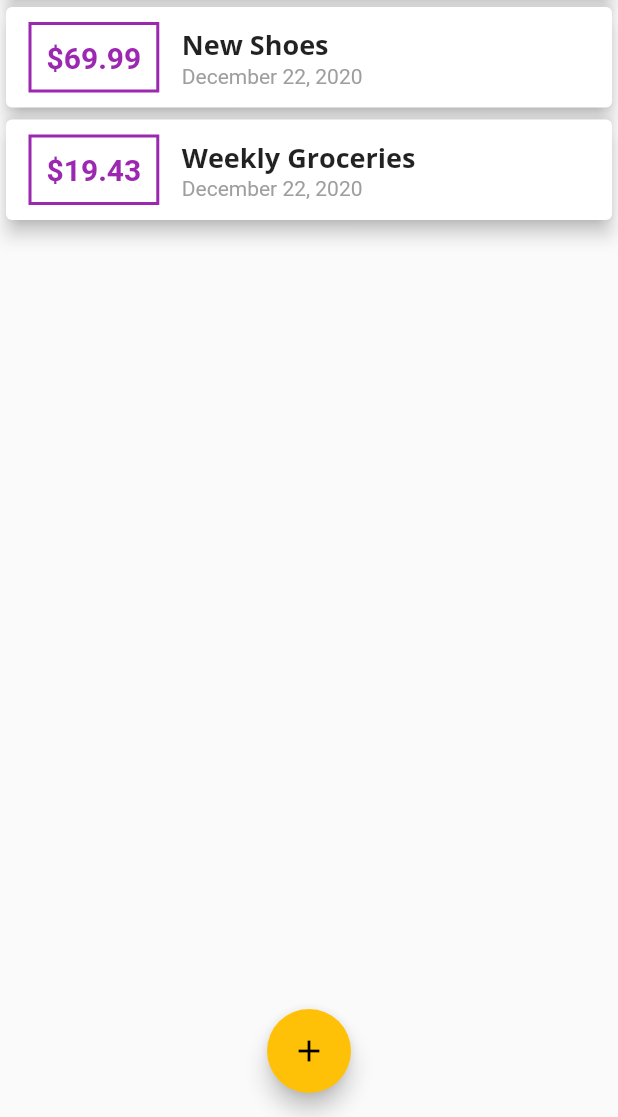
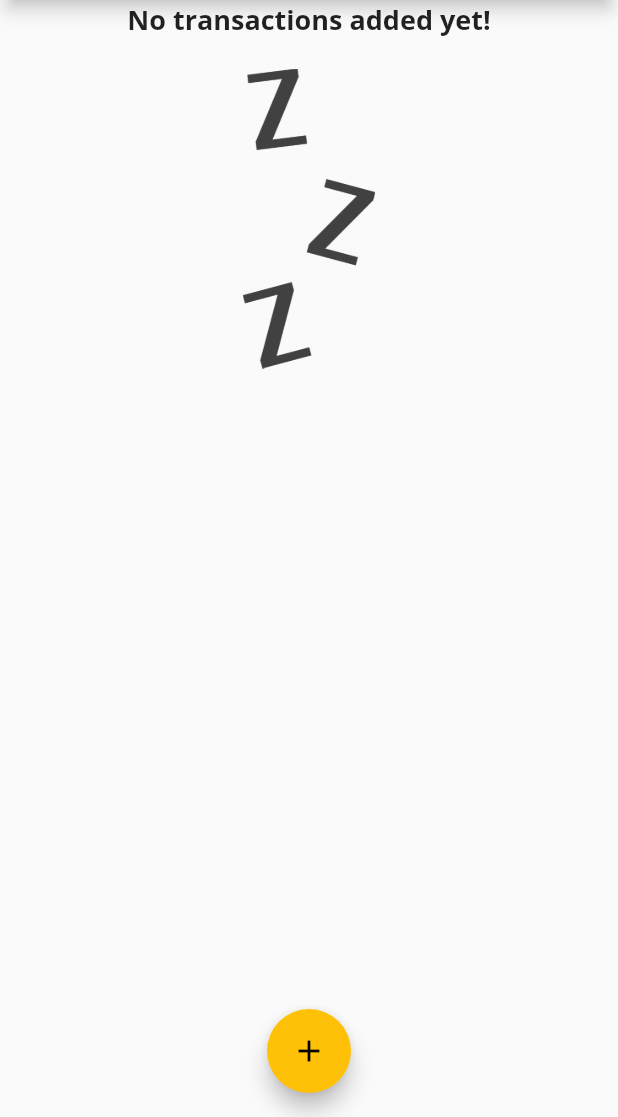
Before and after one commit to FadyFawzyOfficial/personal_expense, a Flutter app: the screen it shows after launch, on a phone screen of 412 x 824 dp, the part 119-1236 px from its top. Run offline on Flutter 3.47's test engine with Material 2 defaults, Android fonts, the phone set to English and light mode, and no system bars.

Commit message:
24. Adding Images to the App

```diff
--- a/lib/main.dart
+++ b/lib/main.dart
@@ -44,18 +44,18 @@ class MyHomePage extends StatefulWidget {
 
 class _MyHomePageState extends State<MyHomePage> {
   final List<Transaction> _userTransactions = [
-    Transaction(
-      id: 't1',
-      title: 'New Shoes',
-      amount: 69.99,
-      data: DateTime.now(),
-    ),
-    Transaction(
-      id: 't2',
-      title: 'Weekly Groceries',
-      amount: 19.43,
-      data: DateTime.now(),
-    ),
+    // Transaction(
+    //   id: 't1',
+    //   title: 'New Shoes',
+    //   amount: 69.99,
+    //   data: DateTime.now(),
+    // ),
+    // Transaction(
+    //   id: 't2',
+    //   title: 'Weekly Groceries',
+    //   amount: 19.43,
+    //   data: DateTime.now(),
+    // ),
   ];
 
   @override
--- a/lib/widgets/transation_list.dart
+++ b/lib/widgets/transation_list.dart
@@ -12,7 +12,24 @@ class TransactionList extends StatelessWidget {
   Widget build(BuildContext context) {
     return Container(
       height: 300,
-      child: ListView.builder(
+      child: transactions.isEmpty
+          ? Column(
+              children: [
+                Text(
+                  'No transactions added yet!',
+                  style: Theme.of(context).textTheme.title,
+                ),
+                SizedBox(height: 20),
+                Container(
+                  height: 200,
+                  child: Image(
+                    image: AssetImage('assets/images/waiting.png'),
+                    fit: BoxFit.cover,
+                  ),
+                ),
+              ],
+            )
+          : ListView.builder(
               itemBuilder: (
                 BuildContext context,
                 int index,
--- a/pubspec.yaml
+++ b/pubspec.yaml
@@ -46,8 +46,8 @@ flutter:
   uses-material-design: true
 
   # To add assets to your application, add an assets section, like this:
-  # assets:
-  #   - images/a_dot_burr.jpeg
+  assets:
+    - assets/images/waiting.png
   #   - images/a_dot_ham.jpeg
 
   # An image asset can refer to one or more resolution-specific "variants", see
```
Also changed, not shown: assets/images/waiting.png (added). Lines whose indentation alone changed are shown as unchanged.
